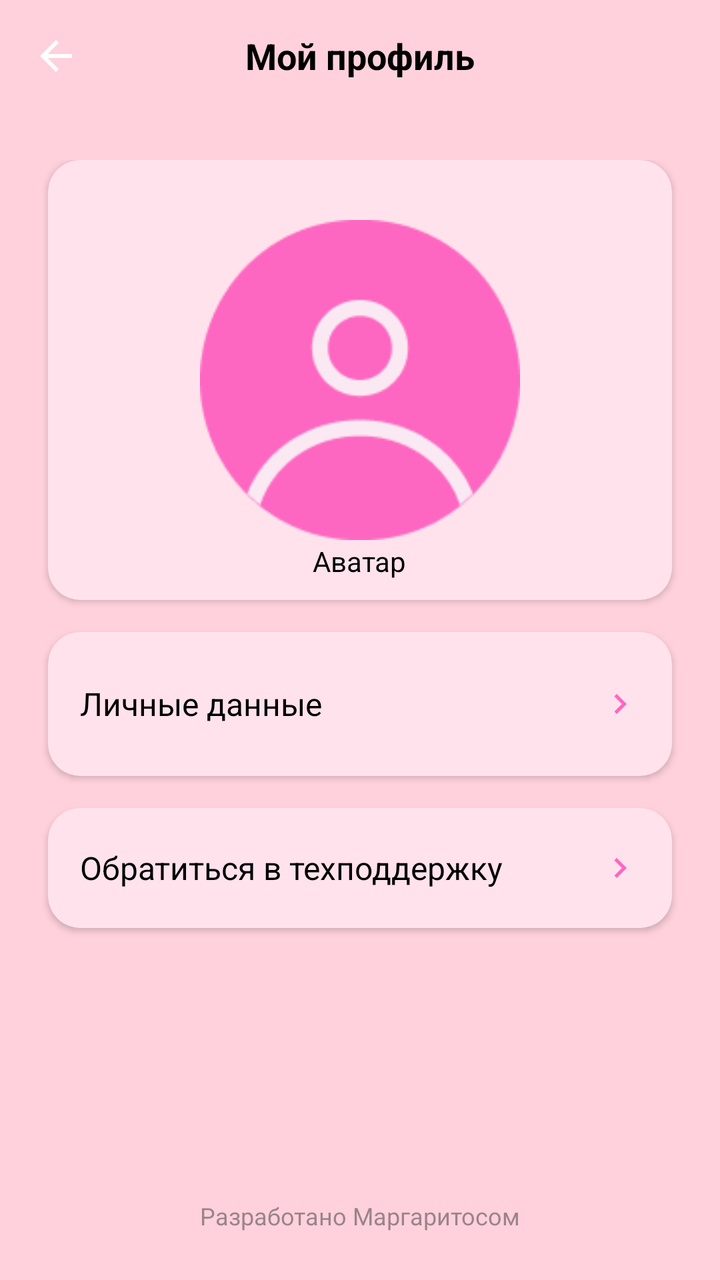
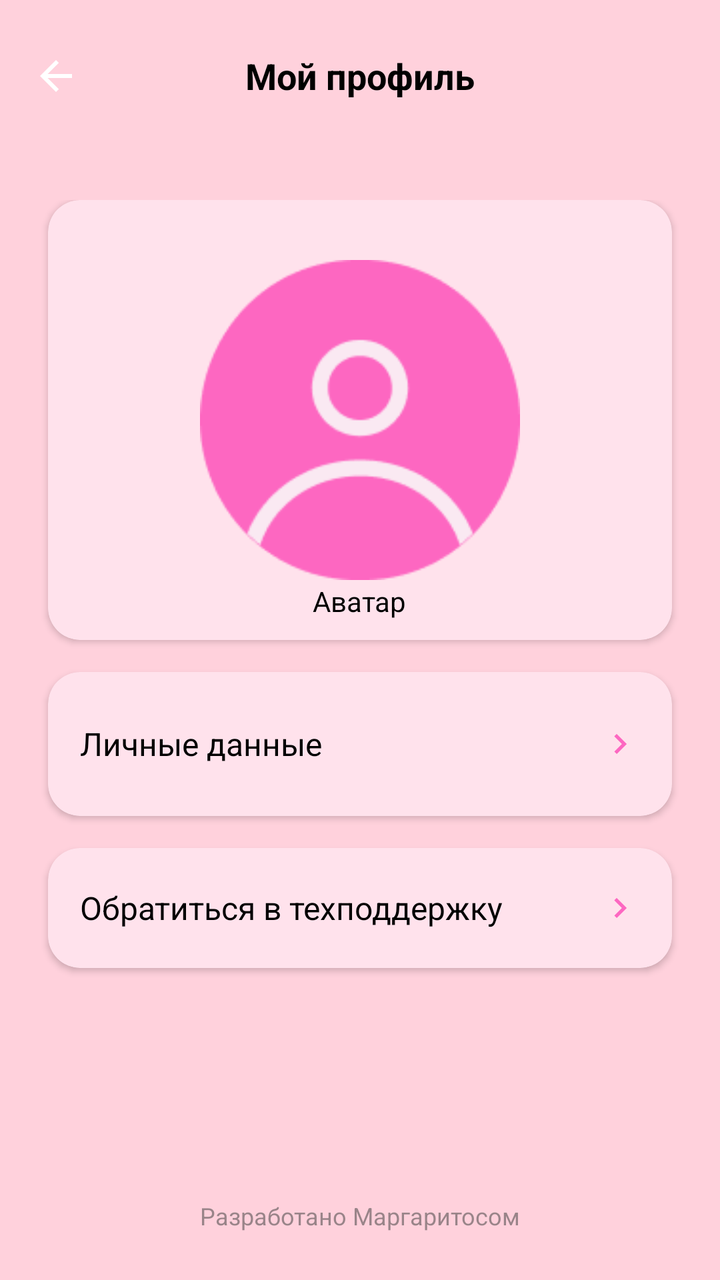

Compare the two renders of this Android layout. The source of the first and the diff that turns it into the second are given below.
<!-- AndroidManifest.xml: activity theme Theme.MyApplication -->
<!-- res/layout/activity_profile.xml -->
<?xml version="1.0" encoding="utf-8"?>
<RelativeLayout xmlns:android="http://schemas.android.com/apk/res/android"
    xmlns:app="http://schemas.android.com/apk/res-auto"
    android:layout_width="match_parent"
    android:layout_height="match_parent"
    android:background="#FFD1DC">

    
    <RelativeLayout
        android:id="@+id/header"
        android:layout_width="match_parent"
        android:layout_height="56dp"
        android:paddingStart="16dp"
        android:paddingEnd="16dp">

        <ImageView
            android:id="@+id/backButton"
            android:layout_width="24dp"
            android:layout_height="24dp"
            android:layout_alignParentStart="true"
            android:layout_centerVertical="true"
            android:contentDescription="Назад"
            android:src="@drawable/ic_back" />

        <TextView
            android:id="@+id/title"
            android:layout_width="wrap_content"
            android:layout_height="wrap_content"
            android:layout_centerInParent="true"
            android:text="Мой профиль"
            android:textColor="#000000"
            android:textSize="18sp"
            android:textStyle="bold" />
    </RelativeLayout>

    
    <ScrollView
        android:id="@+id/content"
        android:layout_width="match_parent"
        android:layout_height="match_parent"
        android:layout_below="@id/header"
        android:layout_above="@id/footer"
        android:fillViewport="true">

        <LinearLayout
            android:id="@+id/contentContainer"
            android:layout_width="match_parent"
            android:layout_height="wrap_content"
            android:orientation="vertical"
            android:paddingTop="24dp"
            android:paddingBottom="40dp">

            
            <androidx.cardview.widget.CardView
                android:id="@+id/avatarCard"
                android:layout_width="match_parent"
                android:layout_height="220dp"
                android:layout_marginStart="24dp"
                android:layout_marginEnd="24dp"
                android:layout_marginBottom="16dp"
                app:cardBackgroundColor="#FFE2EC"
                app:cardCornerRadius="16dp"
                app:cardElevation="2dp">

                <RelativeLayout
                    android:layout_width="match_parent"
                    android:layout_height="match_parent">

                    <ImageView
                        android:id="@+id/avatarImage"
                        android:layout_width="160dp"
                        android:layout_height="160dp"
                        android:layout_centerInParent="true"
                        android:background="@drawable/user_avatar"
                        android:contentDescription="Аватар" />

                    <TextView
                        android:id="@+id/avatarText"
                        android:layout_width="wrap_content"
                        android:layout_height="wrap_content"
                        android:layout_alignParentBottom="true"
                        android:layout_centerHorizontal="true"
                        android:layout_marginBottom="10dp"
                        android:text="Аватар"
                        android:textColor="#000000"
                        android:textSize="14sp" />
                </RelativeLayout>
            </androidx.cardview.widget.CardView>

            
            <androidx.cardview.widget.CardView
                android:id="@+id/personalCard"
                android:layout_width="match_parent"
                android:layout_height="wrap_content"
                android:layout_marginStart="24dp"
                android:layout_marginEnd="24dp"
                android:layout_marginBottom="16dp"
                app:cardBackgroundColor="#FFE2EC"
                app:cardCornerRadius="16dp"
                app:cardElevation="2dp">

                <LinearLayout
                    android:id="@+id/personalRoot"
                    android:layout_width="match_parent"
                    android:layout_height="wrap_content"
                    android:orientation="vertical"
                    android:paddingStart="16dp"
                    android:paddingEnd="16dp"
                    android:paddingTop="12dp"
                    android:paddingBottom="12dp">

                    
                    <RelativeLayout
                        android:id="@+id/personalHeader"
                        android:layout_width="match_parent"
                        android:layout_height="48dp"
                        android:background="?attr/selectableItemBackground">

                        <TextView
                            android:id="@+id/dataText"
                            android:layout_width="wrap_content"
                            android:layout_height="wrap_content"
                            android:layout_centerVertical="true"
                            android:text="Личные данные"
                            android:textColor="#000000"
                            android:textSize="16sp" />

                        <ImageView
                            android:id="@+id/personalChevron"
                            android:layout_width="20dp"
                            android:layout_height="20dp"
                            android:layout_alignParentEnd="true"
                            android:layout_centerVertical="true"
                            android:src="@drawable/ic_arrow" />
                    </RelativeLayout>

                    
                    <LinearLayout
                        android:id="@+id/personalContent"
                        android:layout_width="match_parent"
                        android:layout_height="wrap_content"
                        android:orientation="vertical"
                        android:visibility="gone"
                        android:paddingTop="8dp">

                        
                        <FrameLayout
                            android:layout_width="match_parent"
                            android:layout_height="44dp">

                            <View
                                android:layout_width="match_parent"
                                android:layout_height="match_parent"
                                android:background="@drawable/input_field_background" />

                            <androidx.appcompat.widget.AppCompatEditText
                                android:id="@+id/nameInput"
                                android:layout_width="match_parent"
                                android:layout_height="match_parent"
                                android:layout_marginStart="12dp"
                                android:layout_marginEnd="12dp"
                                android:background="@android:color/transparent"
                                android:hint="Имя"
                                android:inputType="textPersonName"
                                android:imeOptions="actionNext"
                                android:paddingStart="12dp"
                                android:paddingTop="10dp"
                                android:paddingEnd="12dp"
                                android:paddingBottom="10dp"
                                android:textColor="#000000"
                                android:textColorHint="#8A000000"
                                android:textSize="16sp" />
                        </FrameLayout>

                        
                        <FrameLayout
                            android:layout_width="match_parent"
                            android:layout_height="44dp"
                            android:layout_marginTop="10dp">

                            <View
                                android:layout_width="match_parent"
                                android:layout_height="match_parent"
                                android:background="@drawable/input_field_background" />

                            <androidx.appcompat.widget.AppCompatEditText
                                android:id="@+id/emailInput"
                                android:layout_width="match_parent"
                                android:layout_height="match_parent"
                                android:layout_marginStart="12dp"
                                android:layout_marginEnd="12dp"
                                android:background="@android:color/transparent"
                                android:hint="Почта"
                                android:inputType="textEmailAddress"
                                android:imeOptions="actionNext"
                                android:paddingStart="12dp"
                                android:paddingTop="10dp"
                                android:paddingEnd="12dp"
                                android:paddingBottom="10dp"
                                android:textColor="#000000"
                                android:textColorHint="#8A000000"
                                android:textSize="16sp" />
                        </FrameLayout>

                        
                        <FrameLayout
                            android:layout_width="match_parent"
                            android:layout_height="44dp"
                            android:layout_marginTop="10dp">

                            <View
                                android:layout_width="match_parent"
                                android:layout_height="match_parent"
                                android:background="@drawable/input_field_background" />

                            <androidx.appcompat.widget.AppCompatEditText
                                android:id="@+id/passwordInput"
                                android:layout_width="match_parent"
                                android:layout_height="match_parent"
                                android:layout_marginStart="12dp"
                                android:layout_marginEnd="12dp"
                                android:background="@android:color/transparent"
                                android:hint="Пароль"
                                android:inputType="textPassword"
                                android:imeOptions="actionDone"
                                android:paddingStart="12dp"
                                android:paddingTop="10dp"
                                android:paddingEnd="12dp"
                                android:paddingBottom="10dp"
                                android:textColor="#000000"
                                android:textColorHint="#8A000000"
                                android:textSize="16sp" />
                        </FrameLayout>

                    </LinearLayout>
                </LinearLayout>
            </androidx.cardview.widget.CardView>

            
            <androidx.cardview.widget.CardView
                android:id="@+id/supportCard"
                android:layout_width="match_parent"
                android:layout_height="wrap_content"
                android:layout_marginStart="24dp"
                android:layout_marginEnd="24dp"
                app:cardBackgroundColor="#FFE2EC"
                app:cardCornerRadius="16dp"
                app:cardElevation="2dp">

                <RelativeLayout
                    android:layout_width="match_parent"
                    android:layout_height="60dp"
                    android:paddingStart="16dp"
                    android:paddingEnd="16dp"
                    android:background="?attr/selectableItemBackground">

                    <TextView
                        android:id="@+id/supportText"
                        android:layout_width="wrap_content"
                        android:layout_height="wrap_content"
                        android:layout_centerVertical="true"
                        android:text="Обратиться в техподдержку"
                        android:textColor="#000000"
                        android:textSize="16sp" />

                    <ImageView
                        android:layout_width="20dp"
                        android:layout_height="20dp"
                        android:layout_alignParentEnd="true"
                        android:layout_centerVertical="true"
                        android:src="@drawable/ic_arrow" />
                </RelativeLayout>
            </androidx.cardview.widget.CardView>

        </LinearLayout>
    </ScrollView>

    
    <TextView
        android:id="@+id/footer"
        android:layout_width="match_parent"
        android:layout_height="wrap_content"
        android:layout_alignParentBottom="true"
        android:layout_marginBottom="24dp"
        android:gravity="center"
        android:text="Разработано Маргаритосом"
        android:textColor="#8A424242"
        android:textSize="12sp" />
</RelativeLayout>
<!-- resources referenced by this layout -->
<resources>
  <!-- drawable ic_arrow (drawable) -->
  <vector xmlns:android="http://schemas.android.com/apk/res/android"
      android:width="24dp"
      android:height="24dp"
      android:viewportWidth="24"
      android:viewportHeight="24">
      <path
          android:fillColor="#FD67C1"
          android:pathData="M8.59,16.59L13.17,12 8.59,7.41 10,6l6,6 -6,6 -1.41,-1.41z"/>
  </vector>
  <!-- drawable ic_back (drawable) -->
  <vector xmlns:android="http://schemas.android.com/apk/res/android"
      android:width="24dp"
      android:height="24dp"
      android:viewportWidth="24"
      android:viewportHeight="24"
      android:tint="?attr/colorOnPrimary">
    <path
        android:fillColor="@android:color/white"
        android:pathData="M20,11H7.83l5.59,-5.59L12,4l-8,8 8,8 1.41,-1.41L7.83,13H20v-2z"/>
  </vector>
  <!-- drawable input_field_background (drawable) -->
  <?xml version="1.0" encoding="utf-8"?>
  <vector xmlns:android="http://schemas.android.com/apk/res/android"
      xmlns:aapt="http://schemas.android.com/aapt"
      android:width="319dp"
      android:height="44dp"
      android:viewportWidth="319"
      android:viewportHeight="44">
      <group>
          <clip-path
              android:pathData="M12 0H307C313.627 0 319 5.37258 319 12V32C319 38.6274 313.627 44 307 44H12C5.37258 44 0 38.6274 0 32V12C0 5.37258 5.37258 0 12 0Z" />
          <path
              android:pathData="M0 0V44H319V0"
              android:fillColor="#5EFFFFFF" />
      </group>
  </vector>
  <!-- drawable user_avatar: png bitmap (drawable, 4859 bytes) -->
  <style name="Theme.MyApplication" parent="Theme.MaterialComponents.Light.NoActionBar">
          <item name="android:windowBackground">@color/background</item>
      </style>
  <color name="background">#FFE6F2</color>
</resources>

<!-- the commit's change to res/layout/activity_profile.xml (unified diff, before → after) -->
@@ -9,9 +9,10 @@
     <RelativeLayout
         android:id="@+id/header"
         android:layout_width="match_parent"
-        android:layout_height="56dp"
+        android:layout_height="76dp"
         android:paddingStart="16dp"
-        android:paddingEnd="16dp">
+        android:paddingEnd="16dp"
+        >
 
         <ImageView
             android:id="@+id/backButton"
@@ -232,6 +233,18 @@
                                 android:textSize="16sp" />
                         </FrameLayout>
 
+                        <androidx.appcompat.widget.AppCompatButton
+                            android:id="@+id/logoutButton"
+                            android:layout_width="match_parent"
+                            android:layout_height="43dp"
+                            android:layout_gravity="center_horizontal"
+                            android:layout_marginTop="12dp"
+                            android:background="@drawable/tik_button_bg"
+                            android:text="Выйти"
+                            android:textAllCaps="false"
+                            android:textColor="@android:color/white" />
+
+
                     </LinearLayout>
                 </LinearLayout>
             </androidx.cardview.widget.CardView>
<!-- resource entries referenced after the edit -->
@@ -23,18 +23,48 @@
   </vector>
   <!-- drawable input_field_background (drawable) -->
   <?xml version="1.0" encoding="utf-8"?>
+  <shape xmlns:android="http://schemas.android.com/apk/res/android"
+      android:shape="rectangle">
+      <size android:height="44dp" />
+      <corners android:radius="12dp" />
+      <solid android:color="#5EFFFFFF" />
+  </shape>
+  <!-- drawable tik_button_bg (drawable) -->
+  <?xml version="1.0" encoding="utf-8"?>
   <vector xmlns:android="http://schemas.android.com/apk/res/android"
       xmlns:aapt="http://schemas.android.com/aapt"
-      android:width="319dp"
-      android:height="44dp"
-      android:viewportWidth="319"
-      android:viewportHeight="44">
+      android:width="76dp"
+      android:height="43dp"
+      android:viewportWidth="76"
+      android:viewportHeight="43">
       <group>
-          <clip-path
-              android:pathData="M12 0H307C313.627 0 319 5.37258 319 12V32C319 38.6274 313.627 44 307 44H12C5.37258 44 0 38.6274 0 32V12C0 5.37258 5.37258 0 12 0Z" />
-          <path
-              android:pathData="M0 0V44H319V0"
-              android:fillColor="#5EFFFFFF" />
+          <clip-path android:pathData="M21.5 0H54.5C66.3741 0 76 9.62588 76 21.5C76 33.3741 66.3741 43 54.5 43H21.5C9.62588 43 0 33.3741 0 21.5C0 9.62588 9.62588 0 21.5 0Z" />
+          <group
+              android:pivotX="38"
+              android:pivotY="21.5"
+              android:rotation="113.572"
+              android:scaleX="2.104"
+              android:scaleY="7.47"
+              android:translateX="1.141"
+              android:translateY="1.929">
+              <path android:pathData="M0 0V43H76V0">
+                  <aapt:attr name="android:fillColor">
+                      <gradient
+                          android:endX="57"
+                          android:endY="21.5"
+                          android:startX="19"
+                          android:startY="21.5"
+                          android:type="linear">
+                          <item
+                              android:color="#FF87CF"
+                              android:offset="0" />
+                          <item
+                              android:color="#F355B4"
+                              android:offset="0.947" />
+                      </gradient>
+                  </aapt:attr>
+              </path>
+          </group>
       </group>
   </vector>
   <!-- drawable user_avatar: png bitmap (drawable, 4859 bytes) -->
